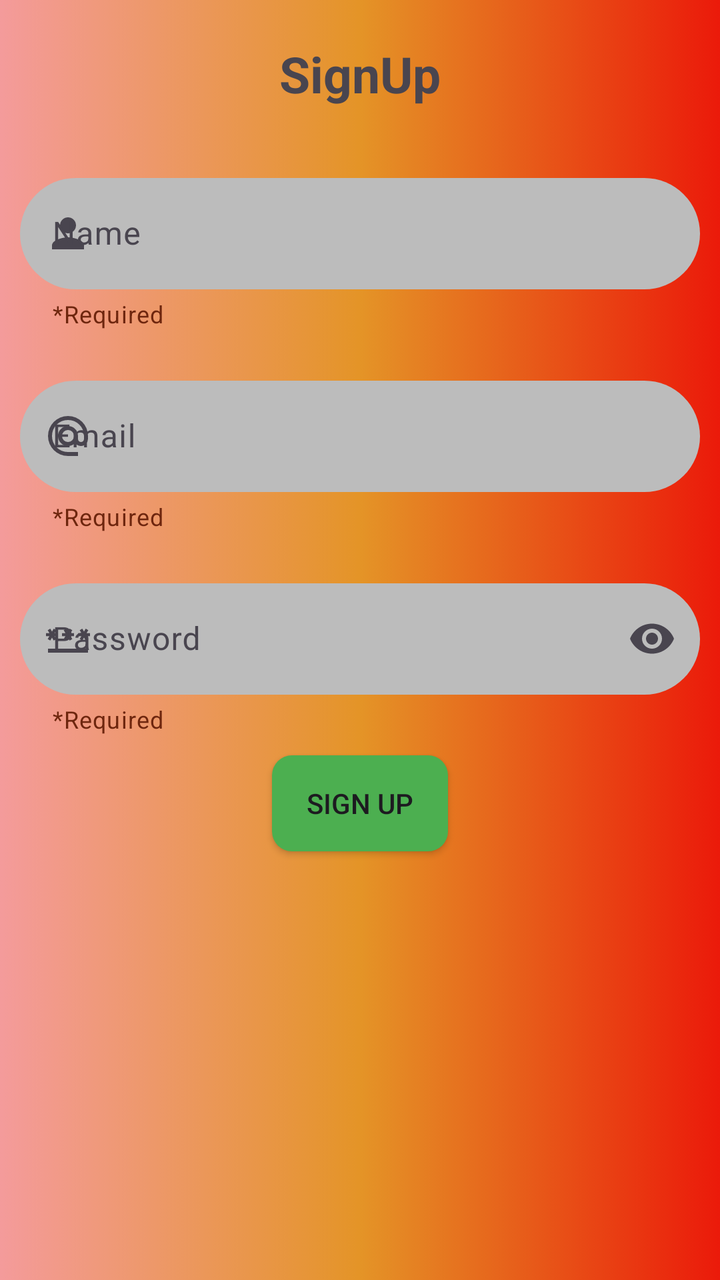
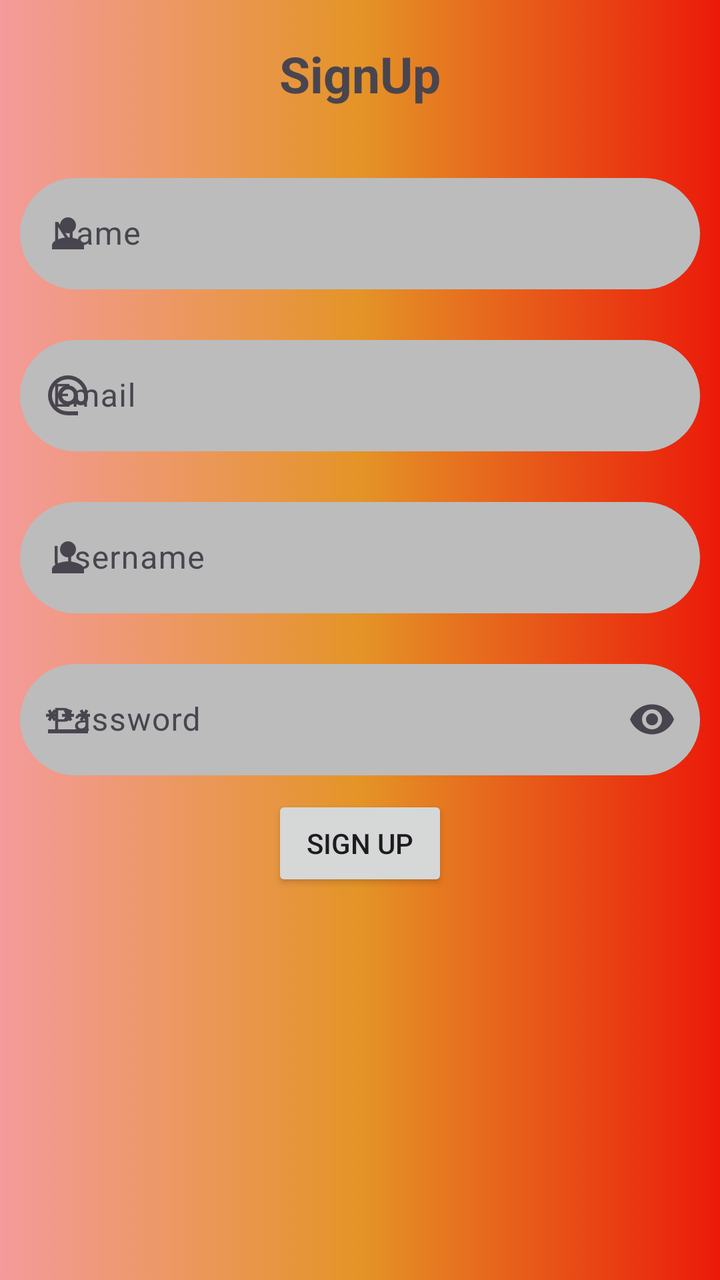

Two renders of the same Android screen: before a commit and after it. Below are the layout's source before the change and the commit's diff.
<!-- AndroidManifest.xml: application theme Theme.Logcat_and_Debugger -->
<!-- res/layout/activity_main2.xml -->
<?xml version="1.0" encoding="utf-8"?>
<LinearLayout xmlns:android="http://schemas.android.com/apk/res/android"
    xmlns:app="http://schemas.android.com/apk/res-auto"
    xmlns:tools="http://schemas.android.com/tools"
    android:id="@+id/main"
    android:layout_width="match_parent"
    android:layout_height="match_parent"
    android:background="@drawable/mainbackground"
    android:orientation="vertical"
    tools:context=".SignUp">


    <TextView
        android:id="@+id/textView"
        android:layout_width="wrap_content"
        android:layout_height="wrap_content"
        android:textSize="25dp"
        android:textStyle="bold"
        android:layout_margin="20dp"
        android:layout_marginTop="10dp"
        android:layout_gravity="center"
        android:text="SignUp" />

    <com.google.android.material.textfield.TextInputLayout
        android:layout_width="match_parent"
        android:layout_height="wrap_content"
        app:startIconDrawable="@drawable/baseline_person_24"
        app:helperText="*Required"
        app:helperTextTextColor="#6E260E"
        android:layout_margin="10dp">

        <com.google.android.material.textfield.TextInputEditText
            android:layout_width="match_parent"
            android:layout_height="wrap_content"
            android:background="@drawable/greybackground"
            android:inputType="text"
            android:hint="Name" />

    </com.google.android.material.textfield.TextInputLayout>

    <com.google.android.material.textfield.TextInputLayout
        android:layout_width="match_parent"
        android:layout_height="wrap_content"
        app:startIconDrawable="@drawable/outline_alternate_email_24"
        app:helperText="*Required"
        app:helperTextTextColor="#6E260E"
        android:layout_margin="10dp">

        <com.google.android.material.textfield.TextInputEditText
            android:layout_width="match_parent"
            android:layout_height="wrap_content"
            android:background="@drawable/greybackground"
            android:inputType="textEmailSubject"
            android:hint="Email" />

    </com.google.android.material.textfield.TextInputLayout>

    <com.google.android.material.textfield.TextInputLayout
        android:layout_width="match_parent"
        android:layout_height="wrap_content"
        app:startIconDrawable="@drawable/baseline_password_24"
        app:helperText="*Required"
        app:helperTextTextColor="#6E260E"
        android:layout_margin="10dp"
        app:endIconMode="password_toggle">


        <com.google.android.material.textfield.TextInputEditText
            android:layout_width="match_parent"
            android:layout_height="wrap_content"
            android:background="@drawable/greybackground"
            android:inputType="textPassword"
            android:hint="Password" />

    </com.google.android.material.textfield.TextInputLayout>

    <Button
        android:id="@+id/button2"
        android:layout_width="wrap_content"
        android:layout_height="wrap_content"
        android:layout_gravity="center"
        android:text="Sign Up"
        android:backgroundTint="@null"
        android:background="@drawable/buttoncolor"
        />

</LinearLayout>
<!-- resources referenced by this layout -->
<resources>
  <!-- drawable baseline_password_24 (drawable) -->
  <vector xmlns:android="http://schemas.android.com/apk/res/android" android:height="24dp" android:tint="#000000" android:viewportHeight="24" android:viewportWidth="24" android:width="24dp">
        
      <path android:fillColor="@android:color/white" android:pathData="M2,17h20v2H2V17zM3.15,12.95L4,11.47l0.85,1.48l1.3,-0.75L5.3,10.72H7v-1.5H5.3l0.85,-1.47L4.85,7L4,8.47L3.15,7l-1.3,0.75L2.7,9.22H1v1.5h1.7L1.85,12.2L3.15,12.95zM9.85,12.2l1.3,0.75L12,11.47l0.85,1.48l1.3,-0.75l-0.85,-1.48H15v-1.5h-1.7l0.85,-1.47L12.85,7L12,8.47L11.15,7l-1.3,0.75l0.85,1.47H9v1.5h1.7L9.85,12.2zM23,9.22h-1.7l0.85,-1.47L20.85,7L20,8.47L19.15,7l-1.3,0.75l0.85,1.47H17v1.5h1.7l-0.85,1.48l1.3,0.75L20,11.47l0.85,1.48l1.3,-0.75l-0.85,-1.48H23V9.22z"/>
      
  </vector>
  <!-- drawable baseline_person_24 (drawable) -->
  <vector xmlns:android="http://schemas.android.com/apk/res/android" android:height="24dp" android:tint="#000000" android:viewportHeight="24" android:viewportWidth="24" android:width="24dp">
        
      <path android:fillColor="@android:color/white" android:pathData="M12,12c2.21,0 4,-1.79 4,-4s-1.79,-4 -4,-4 -4,1.79 -4,4 1.79,4 4,4zM12,14c-2.67,0 -8,1.34 -8,4v2h16v-2c0,-2.66 -5.33,-4 -8,-4z"/>
      
  </vector>
  <!-- drawable buttoncolor (drawable) -->
  <shape xmlns:android="http://schemas.android.com/apk/res/android"
      android:shape="rectangle">
  
      <solid android:color="#4CAF50"/>
  
      <corners android:radius="10dp"/>
  
  </shape>
  <!-- drawable greybackground (drawable) -->
  <?xml version="1.0" encoding="utf-8"?>
  <selector xmlns:android="http://schemas.android.com/apk/res/android">
      <item>
          <shape android:shape="rectangle">
              <solid android:color="#BCBCBC"></solid>
              <corners android:radius="50dp"></corners>
          </shape>
      </item>
  
  </selector>
  <!-- drawable mainbackground (drawable) -->
  <?xml version="1.0" encoding="utf-8"?>
  <selector xmlns:android="http://schemas.android.com/apk/res/android">
      <item>
          <shape android:shape="rectangle">
              <gradient
                  android:startColor="#F49B9B"
                  android:centerColor="#E49427"
                  android:endColor="#EB1A0A">
              </gradient>
          </shape>
      </item>
  
  </selector>
  <!-- drawable outline_alternate_email_24 (drawable) -->
  <vector xmlns:android="http://schemas.android.com/apk/res/android" android:height="24dp" android:tint="#000000" android:viewportHeight="960" android:viewportWidth="960" android:width="24dp">
        
      <path android:fillColor="@android:color/white" android:pathData="M480,880Q397,880 324,848.5Q251,817 197,763Q143,709 111.5,636Q80,563 80,480Q80,397 111.5,324Q143,251 197,197Q251,143 324,111.5Q397,80 480,80Q563,80 636,111.5Q709,143 763,197Q817,251 848.5,324Q880,397 880,480L880,538Q880,597 839.5,638.5Q799,680 740,680Q705,680 674,665Q643,650 622,622Q593,651 556.5,665.5Q520,680 480,680Q397,680 338.5,621.5Q280,563 280,480Q280,397 338.5,338.5Q397,280 480,280Q563,280 621.5,338.5Q680,397 680,480L680,538Q680,564 697,582Q714,600 740,600Q766,600 783,582Q800,564 800,538L800,480Q800,346 707,253Q614,160 480,160Q346,160 253,253Q160,346 160,480Q160,614 253,707Q346,800 480,800L680,800L680,880L480,880ZM565,565Q600,530 600,480Q600,430 565,395Q530,360 480,360Q430,360 395,395Q360,430 360,480Q360,530 395,565Q430,600 480,600Q530,600 565,565Z"/>
      
  </vector>
  <style name="Theme.Logcat_and_Debugger" parent="Base.Theme.Logcat_and_Debugger" />
  <style name="Base.Theme.Logcat_and_Debugger" parent="Theme.Material3.DayNight.NoActionBar">
          
          
      </style>
</resources>

<!-- the commit's change to res/layout/activity_main2.xml (unified diff, before → after) -->
@@ -25,7 +25,6 @@
         android:layout_width="match_parent"
         android:layout_height="wrap_content"
         app:startIconDrawable="@drawable/baseline_person_24"
-        app:helperText="*Required"
         app:helperTextTextColor="#6E260E"
         android:layout_margin="10dp">
 
@@ -34,6 +33,7 @@
             android:layout_height="wrap_content"
             android:background="@drawable/greybackground"
             android:inputType="text"
+            android:id="@+id/etName"
             android:hint="Name" />
 
     </com.google.android.material.textfield.TextInputLayout>
@@ -42,7 +42,6 @@
         android:layout_width="match_parent"
         android:layout_height="wrap_content"
         app:startIconDrawable="@drawable/outline_alternate_email_24"
-        app:helperText="*Required"
         app:helperTextTextColor="#6E260E"
         android:layout_margin="10dp">
 
@@ -51,6 +50,7 @@
             android:layout_height="wrap_content"
             android:background="@drawable/greybackground"
             android:inputType="textEmailSubject"
+            android:id="@+id/etMail"
             android:hint="Email" />
 
     </com.google.android.material.textfield.TextInputLayout>
@@ -58,8 +58,25 @@
     <com.google.android.material.textfield.TextInputLayout
         android:layout_width="match_parent"
         android:layout_height="wrap_content"
+        app:startIconDrawable="@drawable/baseline_person_24"
+        app:helperTextTextColor="#6E260E"
+        android:layout_margin="10dp">
+
+        <com.google.android.material.textfield.TextInputEditText
+            android:layout_width="match_parent"
+            android:layout_height="wrap_content"
+            android:background="@drawable/greybackground"
+            android:inputType="textEmailSubject"
+            android:id="@+id/etUserName"
+            android:hint="Username" />
+
+    </com.google.android.material.textfield.TextInputLayout>
+
+    <com.google.android.material.textfield.TextInputLayout
+        android:layout_width="match_parent"
+        android:layout_height="wrap_content"
         app:startIconDrawable="@drawable/baseline_password_24"
-        app:helperText="*Required"
+
         app:helperTextTextColor="#6E260E"
         android:layout_margin="10dp"
         app:endIconMode="password_toggle">
@@ -70,18 +87,17 @@
             android:layout_height="wrap_content"
             android:background="@drawable/greybackground"
             android:inputType="textPassword"
+            android:id="@+id/etPassword"
             android:hint="Password" />
 
     </com.google.android.material.textfield.TextInputLayout>
 
     <Button
-        android:id="@+id/button2"
+        android:id="@+id/btnsignup"
         android:layout_width="wrap_content"
         android:layout_height="wrap_content"
         android:layout_gravity="center"
         android:text="Sign Up"
-        android:backgroundTint="@null"
-        android:background="@drawable/buttoncolor"
         />
 
 </LinearLayout>
<!-- resource entries referenced after the edit -->
@@ -12,15 +12,6 @@
       <path android:fillColor="@android:color/white" android:pathData="M12,12c2.21,0 4,-1.79 4,-4s-1.79,-4 -4,-4 -4,1.79 -4,4 1.79,4 4,4zM12,14c-2.67,0 -8,1.34 -8,4v2h16v-2c0,-2.66 -5.33,-4 -8,-4z"/>
       
   </vector>
-  <!-- drawable buttoncolor (drawable) -->
-  <shape xmlns:android="http://schemas.android.com/apk/res/android"
-      android:shape="rectangle">
-  
-      <solid android:color="#4CAF50"/>
-  
-      <corners android:radius="10dp"/>
-  
-  </shape>
   <!-- drawable greybackground (drawable) -->
   <?xml version="1.0" encoding="utf-8"?>
   <selector xmlns:android="http://schemas.android.com/apk/res/android">
